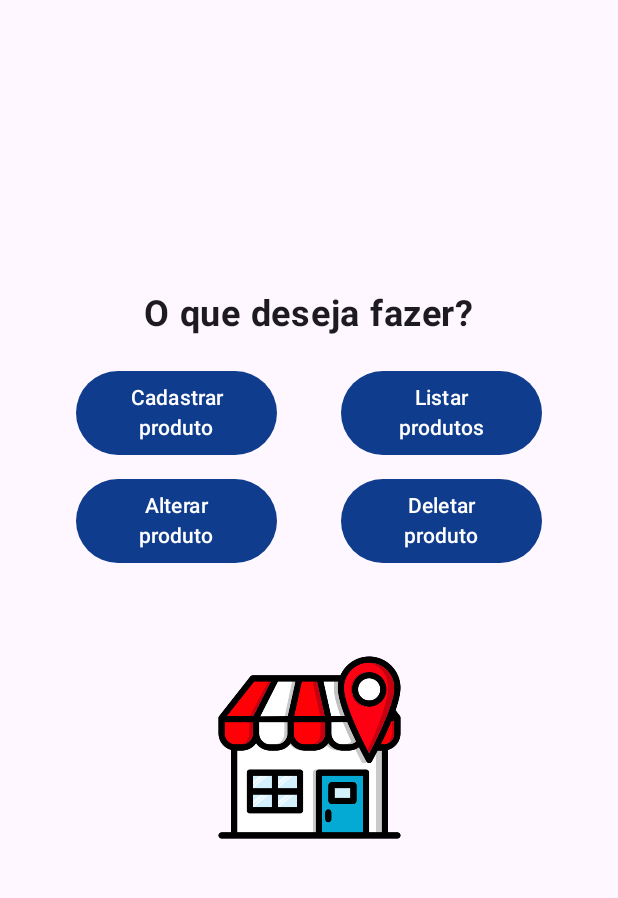
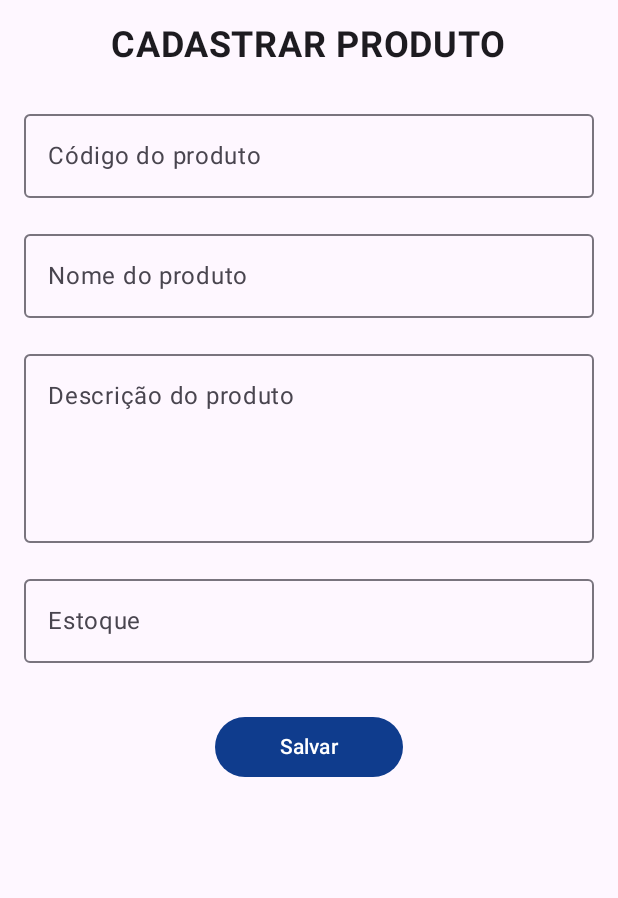
Before and after one commit to willemromao/imdmarket, an Android app built with Jetpack Compose: the MenuScreen screen opened through its navigation route, after a tap on "Cadastrar produto", on a phone screen of 412 x 824 dp, the part 96-994 px from its top. Run offline under Robolectric (Android 15) with nearby library versions, the phone set to English and light mode, and no system bars.

Commit message:
feat(layout): cadastroscreen

```diff
--- a/app/src/main/java/com/example/imdmarket/navigation/Navigation.kt
+++ b/app/src/main/java/com/example/imdmarket/navigation/Navigation.kt
@@ -6,7 +6,9 @@ import androidx.navigation.NavHostController
 import androidx.navigation.compose.*
 import com.example.imdmarket.ui.screens.LoginScreen
 import com.example.imdmarket.ui.screens.MenuScreen
+import com.example.imdmarket.ui.screens.CadastroProdutoScreen
 import com.example.imdmarket.viewmodel.LoginViewModel
+
 
 @Composable
 fun Navigation(navController: NavHostController) {
@@ -22,10 +24,15 @@ fun Navigation(navController: NavHostController) {
         composable(route = Screen.Menu.route) {
             MenuScreen(navController = navController)
         }
+
+        composable(route = Screen.CadastroProduto.route) {
+            CadastroProdutoScreen(navController = navController)
+        }
     }
 }
 
 sealed class Screen(val route: String) {
     object Login : Screen("login")
     object Menu : Screen("menu")
+    object CadastroProduto : Screen("cadastro_produto")
 }
--- /dev/null
+++ b/app/src/main/java/com/example/imdmarket/ui/screens/CadastroProduto.kt
@@ -0,0 +1,133 @@
+package com.example.imdmarket.ui.screens
+
+import android.widget.Toast
+import androidx.compose.foundation.layout.*
+import androidx.compose.foundation.text.KeyboardOptions
+import androidx.compose.material3.*
+import androidx.compose.runtime.*
+import androidx.compose.ui.Alignment
+import androidx.compose.ui.Modifier
+import androidx.compose.ui.graphics.Color
+import androidx.compose.ui.platform.LocalContext
+import androidx.compose.ui.text.font.FontWeight
+import androidx.compose.ui.text.input.KeyboardType
+import androidx.compose.ui.unit.dp
+import androidx.compose.ui.unit.sp
+import androidx.navigation.NavController
+import com.example.imdmarket.navigation.Screen
+
+@OptIn(ExperimentalMaterial3Api::class)
+@Composable
+fun CadastroProdutoScreen(navController: NavController) {
+    // Estados dos campos de texto
+    var codigo by remember { mutableStateOf("") }
+    var nome by remember { mutableStateOf("") }
+    var descricao by remember { mutableStateOf("") }
+    var estoque by remember { mutableStateOf("") }
+
+    // Contexto para o Toast
+    val context = LocalContext.current
+
+    Scaffold(
+        topBar = {
+            TopAppBar(
+                title = {
+                    Text(
+                        text = "IMD Market",  // Nome da aplicação
+                        color = Color.White,  // Cor do texto
+                        fontWeight = FontWeight.Bold
+                    )
+                },
+                colors = TopAppBarDefaults.mediumTopAppBarColors(
+                    containerColor = Color(0xFF0F3C8D)  // Cor de fundo da barra
+                )
+            )
+        },
+        content = { paddingValues ->
+            Column(
+                modifier = Modifier
+                    .fillMaxSize()
+                    .padding(paddingValues)
+                    .padding(16.dp),
+                horizontalAlignment = Alignment.CenterHorizontally,
+                verticalArrangement = Arrangement.Top
+            ) {
+                // Texto "CADASTRAR PRODUTO"
+                Text(
+                    text = "CADASTRAR PRODUTO",  // Texto que será exibido abaixo da TopAppBar
+                    fontSize = 24.sp,  // Tamanho da fonte
+                    fontWeight = FontWeight.Bold,  // Deixa o texto mais grosso
+                    modifier = Modifier.padding(bottom = 16.dp)
+                )
+
+                // Campo Código do Produto
+                OutlinedTextField(
+                    value = codigo,
+                    onValueChange = { codigo = it },
+                    label = { Text("Código do produto") },
+                    modifier = Modifier.fillMaxWidth().padding(vertical = 8.dp),
+                    keyboardOptions = KeyboardOptions.Default.copy(
+                        keyboardType = KeyboardType.Number // Apenas números
+                    )
+                )
+
+                // Campo Nome do Produto
+                OutlinedTextField(
+                    value = nome,
+                    onValueChange = { nome = it },
+                    label = { Text("Nome do produto") },
+                    modifier = Modifier.fillMaxWidth().padding(vertical = 8.dp)
+                )
+
+                // Campo Descrição do Produto
+                OutlinedTextField(
+                    value = descricao,
+                    onValueChange = { descricao = it },
+                    label = { Text("Descrição do produto") },
+                    modifier = Modifier
+                        .fillMaxWidth()
+                        .height(150.dp)
+                        .padding(vertical = 8.dp),
+                    maxLines = 5
+                )
+
+                // Campo Estoque
+                OutlinedTextField(
+                    value = estoque,
+                    onValueChange = { estoque = it },
+                    label = { Text("Estoque") },
+                    modifier = Modifier.fillMaxWidth().padding(vertical = 8.dp),
+                    keyboardOptions = KeyboardOptions.Default.copy(
+                        keyboardType = KeyboardType.Number // Apenas números
+                    )
+                )
+
+                Spacer(modifier = Modifier.height(16.dp))
+
+                // Botão Salvar
+                Button(
+                    onClick = {
+                        // Validação dos campos
+                        if (codigo.isEmpty() || nome.isEmpty() || descricao.isEmpty() || estoque.isEmpty()) {
+                            Toast.makeText(
+                                context,
+                                "Por favor, preencha todos os campos.",
+                                Toast.LENGTH_SHORT
+                            ).show()
+                        } else {
+                            Toast.makeText(
+                                context,
+                                "Produto cadastrado com sucesso!",
+                                Toast.LENGTH_SHORT
+                            ).show()
+                            navController.navigate(Screen.Menu.route)
+                        }
+                    },
+                    modifier = Modifier.width(125.dp).padding(vertical = 8.dp)
+                ) {
+                    Text("Salvar")
+                }
+            }
+        }
+    )
+}
--- a/app/src/main/java/com/example/imdmarket/ui/screens/Menu.kt
+++ b/app/src/main/java/com/example/imdmarket/ui/screens/Menu.kt
@@ -14,6 +14,7 @@ import androidx.compose.ui.unit.dp
 import androidx.compose.ui.unit.sp
 import androidx.navigation.NavController
 import com.example.imdmarket.R
+import com.example.imdmarket.navigation.Screen
 
 @OptIn(ExperimentalMaterial3Api::class)
 @Composable
@@ -57,7 +58,7 @@ fun MenuScreen(navController: NavController) {
                     horizontalArrangement = Arrangement.SpaceEvenly // Para distribuir os botões igualmente
                 ) {
                     Button(
-                        onClick = { /* Lógica para cadastrar produto */ },
+                        onClick = {navController.navigate(Screen.CadastroProduto.route) },
                         modifier = Modifier.width(150.dp).padding(8.dp)
                     ) {
                         Text(
```
